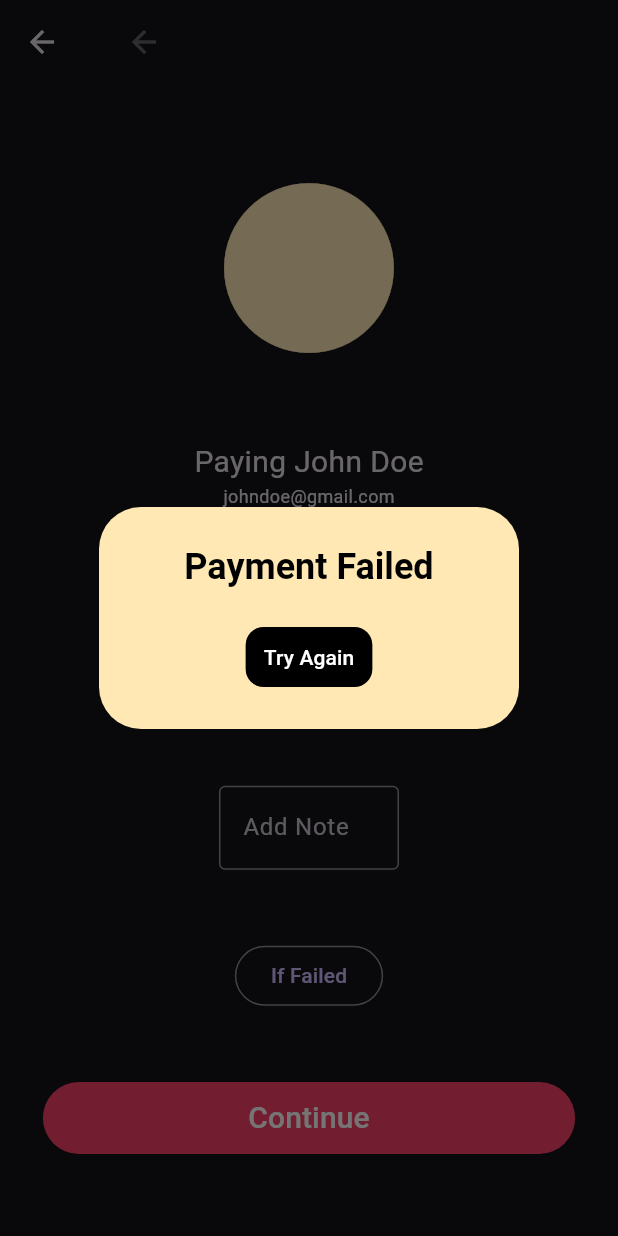
After one commit to siddharthO3/Apoorv-App, a Flutter app: the Payment screen opened by its route, after a tap on "If Failed", on a phone screen of 412 x 824 dp. The commit adds this screen. Run offline on Flutter 3.47's test engine with Material 3 defaults, Android fonts, the phone set to English and light mode, and no system bars; our stand-ins replace firebase_core, flutter_dotenv, qr_flutter; accounts and stored records are empty.

Commit message:
Added Transaction Flow!

```diff
--- a/lib/main.dart
+++ b/lib/main.dart
@@ -1,3 +1,5 @@
+import 'package:apoorv_app/screens/homepage/Transactions/payment.dart';
+import 'package:apoorv_app/screens/homepage/Transactions/payment_success.dart';
 import 'package:apoorv_app/screens/signup-flow/letsgo.dart';
 
 import 'screens/homepage/homepage.dart';
@@ -51,6 +53,8 @@ class MyApp extends StatelessWidget {
         ProfileScreen.routeName: (context) => const ProfileScreen(),
         Leaderboard.routeName: (context) => const Leaderboard(),
         LetsGoPage.routeName: (context) => const LetsGoPage(),
+        Payment.routeName: (context) => const Payment(),
+        PaymentSuccess.routeName: (context) => const PaymentSuccess(),
       },
       initialRoute: WelcomeScreen.routeName,
     );
--- /dev/null
+++ b/lib/screens/homepage/Transactions/payment.dart
@@ -0,0 +1,143 @@
+import 'package:apoorv_app/screens/homepage/Transactions/payment_success.dart';
+import 'package:flutter/material.dart';
+import 'package:flutter/services.dart';
+import '../../../constants.dart';
+
+class Payment extends StatelessWidget {
+  static const routeName = '/Payment';
+  const Payment({super.key});
+
+  @override
+  Widget build(BuildContext context) {
+    Future<void> dialogBuilder(BuildContext context) {
+      return showDialog<void>(
+        context: context,
+        builder: (BuildContext context) {
+          return AlertDialog(
+            title: const Text(
+              'Payment Failed',
+              style: TextStyle(
+                color: Constants.blackColor,
+                fontWeight: FontWeight.bold,
+              ),
+              textAlign: TextAlign.center,
+            ),
+            backgroundColor: Constants.yellowColor,
+            actionsAlignment: MainAxisAlignment.center,
+            actions: <Widget>[
+              TextButton(
+                style: TextButton.styleFrom(
+                    shape: RoundedRectangleBorder(
+                      borderRadius: BorderRadius.circular(12),
+                    ),
+                    textStyle: Theme.of(context).textTheme.labelLarge,
+                    backgroundColor: Constants.blackColor),
+                child: const Text(
+                  'Try Again',
+                  style: TextStyle(color: Constants.whiteColor),
+                ),
+                onPressed: () {
+                  Navigator.of(context).pop();
+                },
+              ),
+            ],
+          );
+        },
+      );
+    }
+
+    return Scaffold(
+      appBar: AppBar(
+        title: const IconButton(onPressed: null, icon: Icon(Icons.arrow_back)),
+      ),
+      body: Padding(
+        padding: const EdgeInsets.all(8.0),
+        child: Column(
+          mainAxisAlignment: MainAxisAlignment.spaceEvenly,
+          children: [
+            Icon(
+              Icons.circle,
+              size: MediaQuery.of(context).size.width * 0.33,
+              color: Constants.yellowColor,
+            ),
+            const Column(
+              children: [
+                Text(
+                  "Paying John Doe",
+                  style: TextStyle(fontSize: 20),
+                ),
+                Text(
+                  "johndoe@gmail.com",
+                  style: TextStyle(fontSize: 12),
+                ),
+              ],
+            ),
+            SizedBox(
+              width: 178,
+              child: Row(
+                mainAxisAlignment: MainAxisAlignment.spaceAround,
+                children: [
+                  Container(
+                    width: 120,
+                    child: TextField(
+                      keyboardType: TextInputType.phone,
+                      inputFormatters: [
+                        LengthLimitingTextInputFormatter(4),
+                        FilteringTextInputFormatter.digitsOnly,
+                      ],
+                      decoration: const InputDecoration(
+                        border: UnderlineInputBorder(),
+                      ),
+                      style: const TextStyle(fontSize: 50),
+                    ),
+                  ),
+                  const Text(
+                    "pts",
+                    style: TextStyle(fontSize: 35),
+                  ),
+                ],
+              ),
+            ),
+            SizedBox(
+              width: 120,
+              child: TextFormField(
+                decoration: const InputDecoration(
+                    border: OutlineInputBorder(), labelText: 'Add Note'),
+              ),
+            ),
+            OutlinedButton(
+                onPressed: () => dialogBuilder(context),
+                child: const Text('If Failed')),
+            Padding(
+              padding: EdgeInsets.symmetric(
+                  horizontal: MediaQuery.of(context).size.width * 0.05),
+              child: FilledButton(
+                onPressed: () {
+                  Navigator.of(context).pushNamed(PaymentSuccess.routeName);
+                },
+                style: ButtonStyle(
+                    backgroundColor:
+                        MaterialStateProperty.all<Color>(Constants.redColor),
+                    foregroundColor:
+                        MaterialStateProperty.all<Color>(Constants.whiteColor)),
+                child: Container(
+                  height: 48,
+                  alignment: Alignment.center,
+                  child: Container(
+                    height: 48,
+                    alignment: Alignment.center,
+                    child: const Text(
+                      'Continue',
+                      style: TextStyle(fontSize: 20),
+                      textAlign: TextAlign.center,
+                    ),
+                  ),
+                ),
+              ),
+            ),
+          ],
+        ),
+      ),
+    );
+  }
+}
--- a/lib/screens/signup-flow/letsgo.dart
+++ b/lib/screens/signup-flow/letsgo.dart
@@ -16,7 +16,7 @@ class LetsGoPage extends StatelessWidget {
           mainAxisAlignment: MainAxisAlignment.spaceEvenly,
           children: [
             Image.asset('assets/images/people_800.png'),
-            Text(
+            const Text(
               "Let's Explore The \nApp",
               style: TextStyle(
                   fontSize: 36,
@@ -24,7 +24,7 @@ class LetsGoPage extends StatelessWidget {
                   fontWeight: FontWeight.bold),
               textAlign: TextAlign.center,
             ),
-            Text(
+            const Text(
                 "Lorem ipsum dolor sit amet consectetur. A gravida eros aliquam sed condimentum. Etiam vitae sit scelerisque a eget integer. Quis in dolor amet velit pretium sed vestibulum. Urna ullamcorper eu egestas egestas amet id.",
                 textAlign: TextAlign.center),
             FilledButton(
--- a/lib/screens/signup-flow/signup.dart
+++ b/lib/screens/signup-flow/signup.dart
@@ -1,5 +1,4 @@
 import '../../constants.dart';
-import '../homepage/homepage.dart';
 import 'package:flutter/material.dart';
 import 'package:flutter/services.dart';
 
```
Also changed, not shown: lib/screens/homepage/Maps/maps.dart (added, +10 -0 lines), lib/screens/homepage/Transactions/payment_success.dart (added, +51 -0 lines), lib/screens/homepage/homepage.dart (+6 -6 lines), lib/screens/homepage/shop/shop.dart (deleted, +0 -12 lines).
